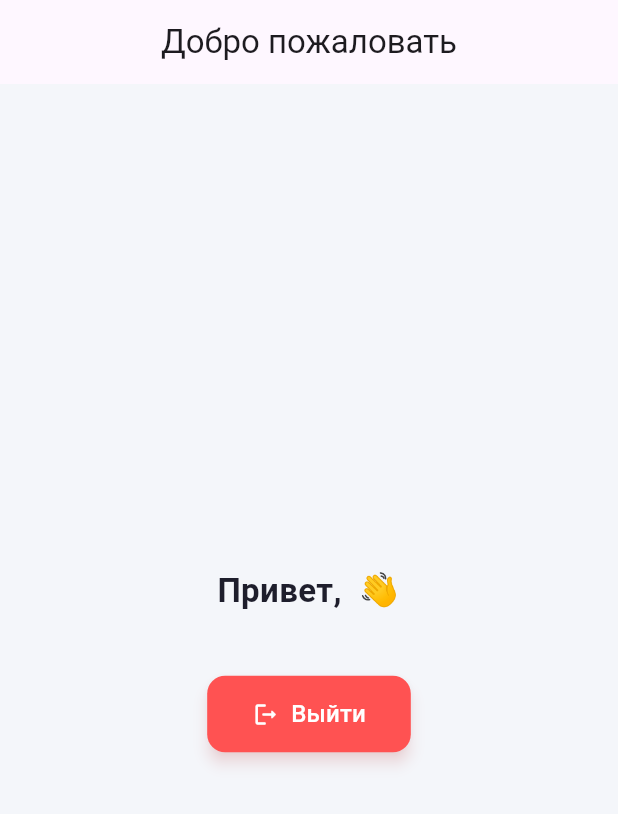
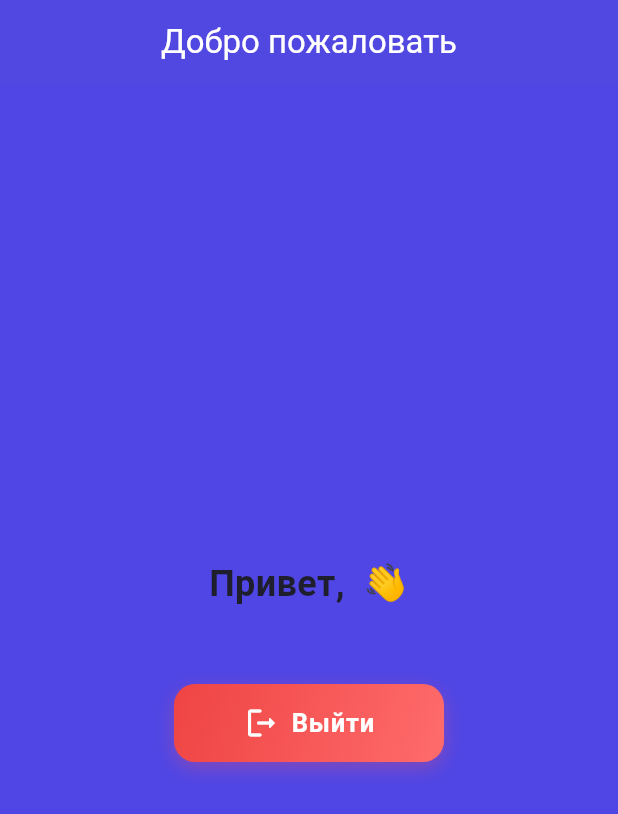
Before and after one commit to Naziralts/auth_app, a Flutter app: the WelcomeScreen screen opened directly with empty values, on a phone screen of 412 x 824 dp. Shown: the top 814 px of the screen. Run offline on Flutter 3.47's test engine with Material 3 defaults, Android fonts, the phone set to English and light mode, and no system bars; our stand-ins replace equatable, flutter_bloc, go_router.

Commit message:
-
ui updated

```diff
--- a/lib/features/auth/presentation/screens/login_screen.dart
+++ b/lib/features/auth/presentation/screens/login_screen.dart
@@ -32,7 +32,7 @@ class _LoginScreenState extends State<LoginScreen> {
   @override
   Widget build(BuildContext context) {
     return Scaffold(
-      backgroundColor: const Color(0xFFF4F6FA),
+       backgroundColor: const Color.fromARGB(255, 157, 154, 214),
       body: Center(
         child: SingleChildScrollView(
           padding: const EdgeInsets.symmetric(horizontal: 24, vertical: 40),
--- a/lib/features/auth/presentation/screens/welcome_screen.dart
+++ b/lib/features/auth/presentation/screens/welcome_screen.dart
@@ -9,11 +9,14 @@ class WelcomeScreen extends StatelessWidget {
   @override
   Widget build(BuildContext context) {
     return Scaffold(
-      backgroundColor: const Color(0xFFF4F6FA),
+ backgroundColor: const Color(0xFF4F46E5),
       appBar: AppBar(
         title: const Text('Добро пожаловать'),
         centerTitle: true,
-        automaticallyImplyLeading: false, // убираем стрелку "назад"
+        automaticallyImplyLeading: false,
+        backgroundColor: const Color(0xFF4F46E5),
+        foregroundColor: Colors.white,
+        elevation: 2,
       ),
       body: Center(
         child: Column(
@@ -22,32 +25,54 @@ class WelcomeScreen extends StatelessWidget {
             Text(
               'Привет, $email 👋',
               style: const TextStyle(
-                fontSize: 22,
+                fontSize: 24,
                 fontWeight: FontWeight.w600,
                 color: Color(0xFF1E1E2C),
               ),
               textAlign: TextAlign.center,
             ),
-            const SizedBox(height: 40),
-            ElevatedButton.icon(
-              onPressed: () {
-                // Возврат на экран входа и очистка навигации
+            const SizedBox(height: 50),
+
+            // 🌈 Стильная кнопка "Выйти"
+            GestureDetector(
+              onTap: () {
                 context.go('/');
               },
-              icon: const Icon(Icons.logout_rounded),
-              label: const Text(
-                'Выйти',
-                style: TextStyle(fontSize: 16),
-              ),
-              style: ElevatedButton.styleFrom(
-                padding: const EdgeInsets.symmetric(horizontal: 30, vertical: 14),
-                backgroundColor: Colors.redAccent,
-                foregroundColor: Colors.white,
-                shape: RoundedRectangleBorder(
-                  borderRadius: BorderRadius.circular(12),
+              child: AnimatedContainer(
+                duration: const Duration(milliseconds: 250),
+                width: 180,
+                height: 52,
+                decoration: BoxDecoration(
+                  borderRadius: BorderRadius.circular(14),
+                  gradient: const LinearGradient(
+                    colors: [Color(0xFFEF4444), Color(0xFFFF6B6B)],
+                    begin: Alignment.topLeft,
+                    end: Alignment.bottomRight,
+                  ),
+                  boxShadow: [
+                    BoxShadow(
+                      color: Colors.redAccent.withOpacity(0.3),
+                      blurRadius: 10,
+                      offset: const Offset(0, 4),
+                    ),
+                  ],
                 ),
-                elevation: 4,
-                shadowColor: Colors.redAccent.withOpacity(0.3),
+                child: Row(
+                  mainAxisAlignment: MainAxisAlignment.center,
+                  children: const [
+                    Icon(Icons.logout_rounded, color: Colors.white),
+                    SizedBox(width: 8),
+                    Text(
+                      'Выйти',
+                      style: TextStyle(
+                        color: Colors.white,
+                        fontSize: 17,
+                        fontWeight: FontWeight.w600,
+                        letterSpacing: 0.5,
+                      ),
+                    ),
+                  ],
+                ),
               ),
             ),
           ],
```
